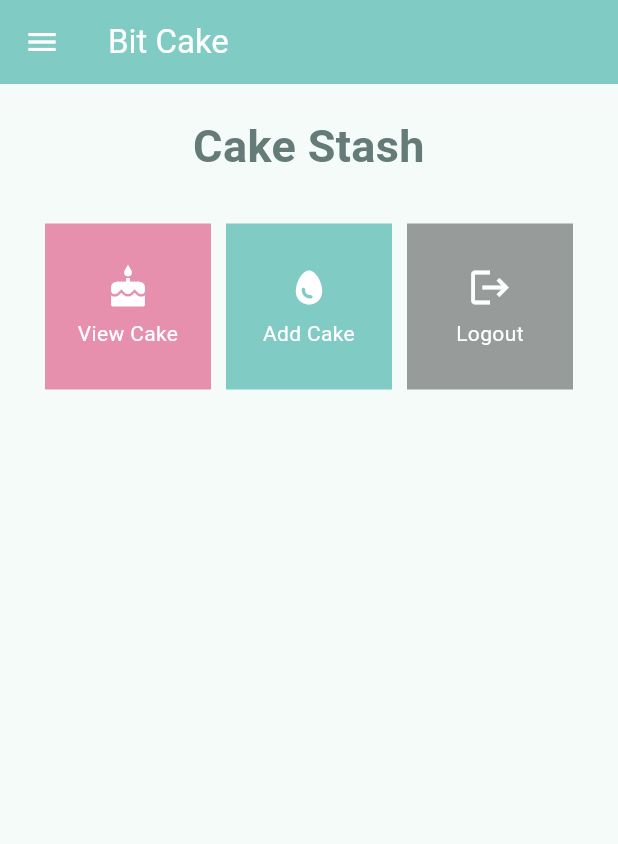
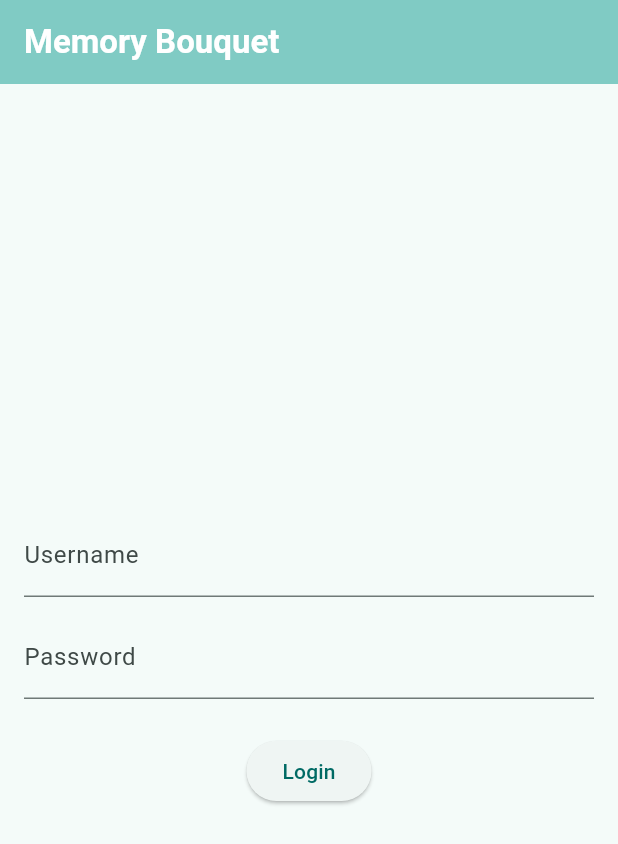
Before and after one commit to almayawn/bit_cake, a Flutter app: the screen it shows after launch, on a phone screen of 412 x 824 dp. Shown: the top 844 px of the screen. Run offline on Flutter 3.47's test engine with Material 2 defaults, Android fonts, the phone set to English and light mode, and no system bars; missing offline and left inert: pbp_django_auth.

Commit message:
dengan paas

```diff
--- a/lib/main.dart
+++ b/lib/main.dart
@@ -1,6 +1,7 @@
 import 'package:flutter/material.dart';
-import 'package:bit_cake/screens/menu.dart';
-import 'package:bit_cake/models/cake.dart';
+import 'package:pbp_django_auth/pbp_django_auth.dart';
+import 'package:provider/provider.dart';
+import 'package:bit_cake/screens/login.dart';
 
 void main() {
   runApp(const MyApp());
@@ -12,14 +13,19 @@ class MyApp extends StatelessWidget {
   // This widget is the root of your application.
   @override
   Widget build(BuildContext context) {
-    List<Cake> cakes = [];
-    return MaterialApp(
-      title: 'Flutter Demo',
-      theme: ThemeData(
-        colorScheme: ColorScheme.fromSeed(seedColor: Colors.teal.shade200),
-        useMaterial3: true,
+    return Provider (
+      create: (_) {
+        CookieRequest request = CookieRequest();
+        return request;
+      },
+      child: MaterialApp(
+        title: 'Bit Cake',
+        theme: ThemeData(
+          colorScheme: ColorScheme.fromSeed(seedColor: Colors.teal.shade200),
+          useMaterial3: true,
+        ),
+        home: const LoginPage(),
       ),
-      home: MyHomePage(cakes: cakes),
     );
   }
 }
--- /dev/null
+++ b/lib/screens/login.dart
@@ -0,0 +1,117 @@
+import 'package:flutter/material.dart';
+import 'package:provider/provider.dart';
+import 'package:pbp_django_auth/pbp_django_auth.dart';
+import 'package:bit_cake/screens/menu.dart';
+
+void main() {
+  runApp(const LoginApp());
+}
+
+class LoginApp extends StatelessWidget {
+  const LoginApp({super.key});
+
+  @override
+  Widget build(BuildContext context) {
+    return MaterialApp(
+      title: 'Login',
+      theme: ThemeData(
+        primarySwatch: Colors.teal,
+      ),
+      home: const LoginPage(),
+    );
+  }
+}
+
+class LoginPage extends StatefulWidget {
+  const LoginPage({super.key});
+
+  @override
+  _LoginPageState createState() => _LoginPageState();
+}
+
+class _LoginPageState extends State<LoginPage> {
+  final TextEditingController _usernameController = TextEditingController();
+  final TextEditingController _passwordController = TextEditingController();
+
+  @override
+  Widget build(BuildContext context) {
+    final request = context.watch<CookieRequest>();
+    return Scaffold(
+      appBar: AppBar(
+        title: const Text(
+          'Memory Bouquet',
+          style: TextStyle(
+              fontWeight: FontWeight.bold
+          ),
+        ),
+        backgroundColor: Colors.teal.shade200,
+        foregroundColor: Colors.white,
+      ),
+      body: Container(
+        padding: const EdgeInsets.all(16.0),
+        child: Column(
+          mainAxisAlignment: MainAxisAlignment.center,
+          children: [
+            TextField(
+              controller: _usernameController,
+              decoration: const InputDecoration(
+                labelText: 'Username',
+              ),
+            ),
+            const SizedBox(height: 12.0),
+            TextField(
+              controller: _passwordController,
+              decoration: const InputDecoration(
+                labelText: 'Password',
+              ),
+              obscureText: true,
+            ),
+            const SizedBox(height: 24.0),
+            ElevatedButton(
+              onPressed: () async {
+                String username = _usernameController.text;
+                String password = _passwordController.text;
+
+                final response = await request.login("https://alma-laras-tugas.pbp.cs.ui.ac.id/auth/login/", {
+                  'username': username,
+                  'password': password,
+                });
+
+                if (request.loggedIn) {
+                  String message = response['message'];
+                  String uname = response['username'];
+                  Navigator.pushReplacement(
+                    context,
+                    MaterialPageRoute(builder: (context) => MyHomePage()),
+                  );
+                  ScaffoldMessenger.of(context)
+                    ..hideCurrentSnackBar()
+                    ..showSnackBar(
+                        SnackBar(content: Text("$message Welcome $uname.")));
+                } else {
+                  showDialog(
+                    context: context,
+                    builder: (context) => AlertDialog(
+                      title: const Text('Login Failed'),
+                      content:
+                      Text(response['message']),
+                      actions: [
+                        TextButton(
+                          child: const Text('OK'),
+                          onPressed: () {
+                            Navigator.pop(context);
+                          },
+                        ),
+                      ],
+                    ),
+                  );
+                }
+              },
+              child: const Text('Login'),
+            ),
+          ],
+        ),
+      ),
+    );
+  }
+}
--- a/lib/screens/menu.dart
+++ b/lib/screens/menu.dart
@@ -1,15 +1,13 @@
 import 'package:flutter/material.dart';
 import 'package:bit_cake/widgets/menu_card.dart';
 import 'package:bit_cake/widgets/left_drawer.dart';
-import 'package:bit_cake/models/cake.dart';
 
 class MyHomePage extends StatelessWidget {
-  final List<Cake> cakes;
 
-  MyHomePage({Key? key,required this.cakes}) : super(key: key);
+  MyHomePage({Key? key}) : super(key: key);
   final List<MenuItem> items = [
-    MenuItem("View Cake", Icons.cake, const Color(0xFFE790AD)),
-    MenuItem("Add Cake", Icons.egg, Colors.teal.shade200),
+    MenuItem("View Entry", Icons.assistant, const Color(0xFFE790AD)),
+    MenuItem("Add Entry", Icons.create, Colors.teal.shade200),
     MenuItem("Logout", Icons.logout, Colors.black38),
   ];
 
@@ -18,13 +16,13 @@ class MyHomePage extends StatelessWidget {
     return Scaffold(
       appBar: AppBar(
         title: const Text(
-          'Bit Cake',
+          'Memory Bouquet',
         ),
         centerTitle: false,
         backgroundColor: Colors.teal.shade200,
         foregroundColor: Colors.white,
       ),
-      drawer: LeftDrawer(cakes: cakes),
+      drawer: const LeftDrawer(),
       body: SingleChildScrollView(
         // Widget wrapper yang dapat discroll
         child: Padding(
@@ -36,7 +34,7 @@ class MyHomePage extends StatelessWidget {
                 padding: EdgeInsets.only(top: 10.0, bottom: 10.0),
                 // Widget Text untuk menampilkan tulisan dengan alignment center dan style yang sesuai
                 child: Text(
-                  'Cake Stash',
+                  'Flower Entry',
                   textAlign: TextAlign.center,
                   style: TextStyle(
                     fontSize: 30,
@@ -56,7 +54,7 @@ class MyHomePage extends StatelessWidget {
                 shrinkWrap: true,
                 children: items.map((MenuItem item) {
                   // Iterasi untuk setiap item
-                  return MenuCard(item, cakes : cakes);
+                  return MenuCard(item);
                 }).toList(),
               ),
             ],
--- a/lib/widgets/cake_card.dart
+++ /dev/null
@@ -1,23 +0,0 @@
-import 'package:flutter/material.dart';
-import 'package:bit_cake/models/cake.dart';
-
-class CakeCard extends StatelessWidget {
-  final Cake cake;
-
-  const CakeCard(this.cake, {super.key});
-
-  @override
-  Widget build(BuildContext context) {
-    return Column(
-      children: <Widget>[
-        ListTile(
-          leading: const Icon(Icons.cake),
-          title: Text(cake.name),
-          subtitle: Text(cake.description),
-          trailing: Text("Amount: ${cake.amount}"),
-        ),
-        const Divider(height: 0),
-      ],
-    );
-  }
-}
--- a/lib/widgets/left_drawer.dart
+++ b/lib/widgets/left_drawer.dart
@@ -1,14 +1,11 @@
 import 'package:flutter/material.dart';
 import 'package:bit_cake/screens/menu.dart';
 import 'package:bit_cake/screens/cake_form.dart';
-import 'package:bit_cake/models/cake.dart';
 
 import '../screens/cake_list.dart';
 
 class LeftDrawer extends StatelessWidget {
-  const LeftDrawer({super.key, required this.cakes});
-
-  final List<Cake> cakes;
+  const LeftDrawer({super.key});
 
   @override
   Widget build(BuildContext context) {
@@ -22,7 +19,7 @@ class LeftDrawer extends StatelessWidget {
             child: Column(
               children: [
                 Text(
-                  'Bit Cake',
+                  'Memory Bouquet',
                   textAlign: TextAlign.center,
                   style: TextStyle(
                     fontSize: 30,
@@ -31,7 +28,7 @@ class LeftDrawer extends StatelessWidget {
                   ),
                 ),
                 Padding(padding: EdgeInsets.all(10)),
-                Text("A Cake for A Cake",
+                Text("Used to be a cake shop. Now you just add flower entries.",
                   textAlign: TextAlign.center,
                   style: TextStyle(
                     fontSize: 15,
@@ -48,29 +45,29 @@ class LeftDrawer extends StatelessWidget {
               Navigator.pushReplacement(
                   context,
                   MaterialPageRoute(
-                    builder: (context) => MyHomePage(cakes : cakes),
+                    builder: (context) => MyHomePage(),
                   ));
             },
           ),
           ListTile(
-            leading: const Icon(Icons.cake),
-            title: const Text('View Cake'),
+            leading: const Icon(Icons.assistant),
+            title: const Text('View Entry'),
             onTap: () {
               Navigator.push(
                   context,
                   MaterialPageRoute(
-                    builder: (context) => CakeListPage(cakes : cakes),
+                    builder: (context) => const FlowerListPage(),
                   ));
             },
           ),
           ListTile(
-            leading: const Icon(Icons.egg),
-            title: const Text('Add Cake'),
+            leading: const Icon(Icons.create),
+            title: const Text('Add Entry'),
             onTap: () {
               Navigator.push(
                   context,
                   MaterialPageRoute(
-                    builder: (context) => BakeryFormPage(cakes : cakes),
+                    builder: (context) => const BakeryFormPage(),
                   ));
             },
           ),
--- a/pubspec.yaml
+++ b/pubspec.yaml
@@ -35,6 +35,8 @@ dependencies:
   # The following adds the Cupertino Icons font to your application.
   # Use with the CupertinoIcons class for iOS style icons.
   cupertino_icons: ^1.0.2
+  provider: ^6.1.1
+  pbp_django_auth: ^0.4.0
 
 dev_dependencies:
   flutter_test:
```
Also changed, not shown: lib/models/cake.dart (+63 -5 lines), lib/screens/cake_detail.dart (added, +35 -0 lines), lib/screens/cake_form.dart (+59 -51 lines), lib/screens/cake_list.dart (+88 -18 lines), lib/widgets/menu_card.dart (+29 -8 lines), pubspec.lock, 3 other files.
